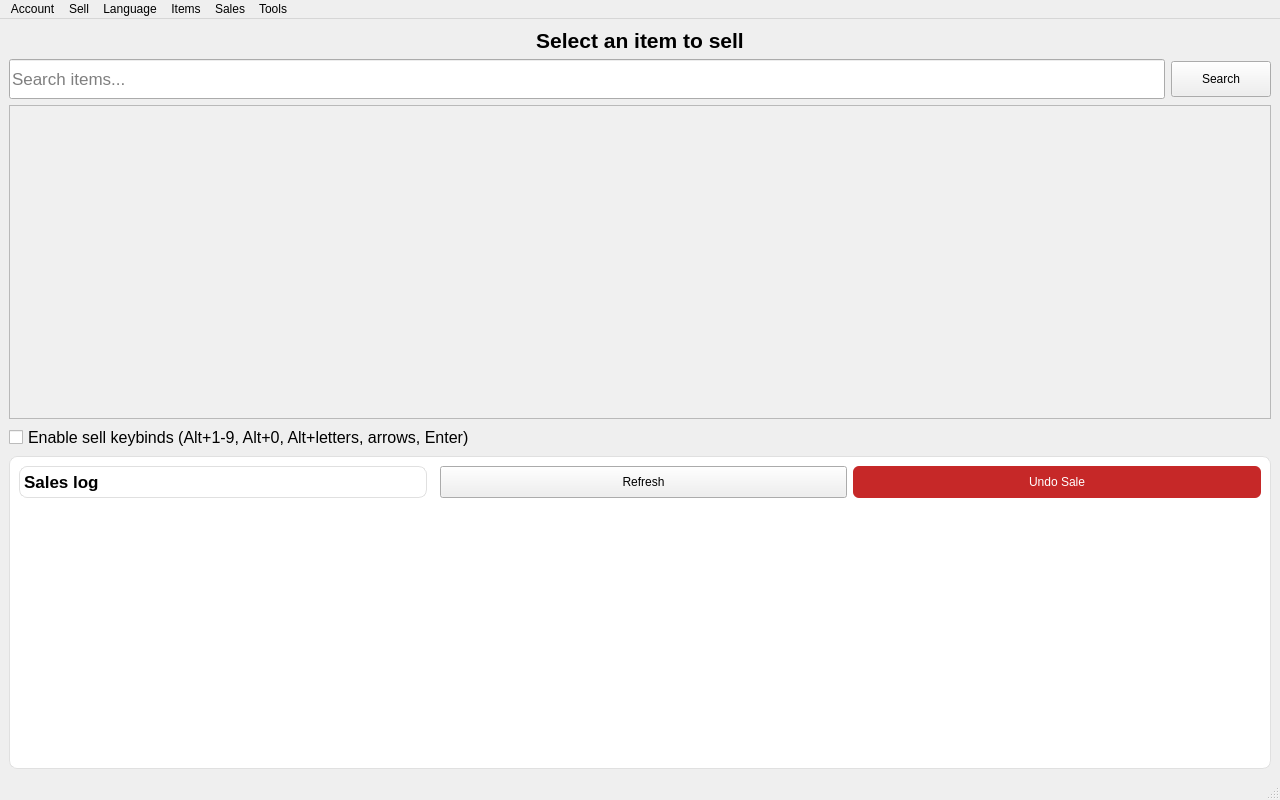
Qt form src/mainwindow.ui (C0m3b4ck/QMark) before a commit.
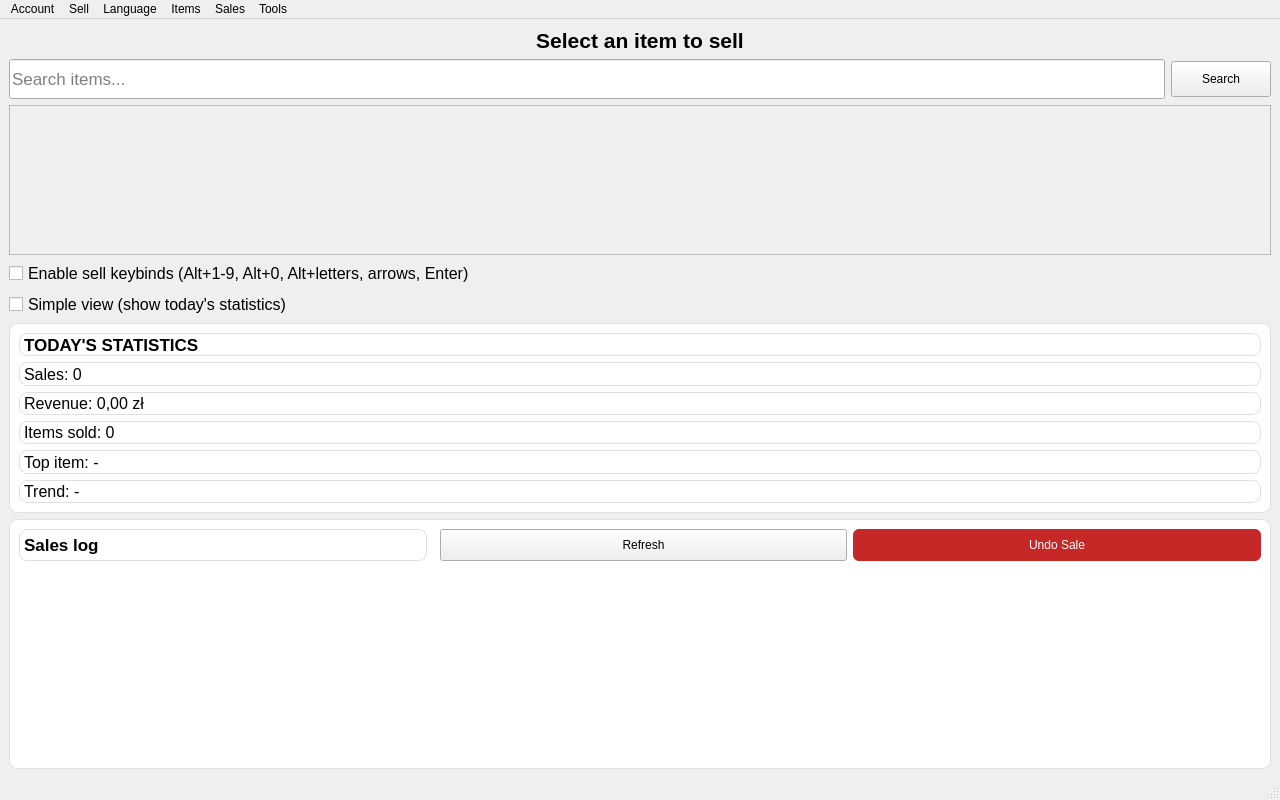
The same form after that commit. The open tabs and pages were chosen to show the change.

Commit message: Record operator identity, folder-based telemetry, localized reports, POS stats, stronger registration

What changed in the file:
```diff
--- a/src/mainwindow.ui
+++ b/src/mainwindow.ui
@@ -1402,6 +1402,110 @@
           </property>
          </widget>
         </item>
+        <item>
+         <widget class="QCheckBox" name="chkSimpleView_sell">
+          <property name="text">
+           <string>Simple view (show today's statistics)</string>
+          </property>
+          <property name="font">
+           <font>
+            <pointsize>12</pointsize>
+           </font>
+          </property>
+         </widget>
+        </item>
+        <item>
+         <widget class="QFrame" name="frameStats_sell">
+          <property name="minimumSize">
+           <size>
+            <width>0</width>
+            <height>190</height>
+           </size>
+          </property>
+          <property name="visible">
+           <bool>false</bool>
+          </property>
+          <property name="styleSheet">
+           <string notr="true">QFrame { background: white; border: 1px solid #e0e0e0; border-radius: 8px; }</string>
+          </property>
+          <layout class="QVBoxLayout" name="sellStatsLayout">
+           <item>
+            <widget class="QLabel" name="lblStatsTitle_sell">
+             <property name="text">
+              <string>TODAY'S STATISTICS</string>
+             </property>
+             <property name="font">
+              <font>
+               <pointsize>13</pointsize>
+               <weight>75</weight>
+               <bold>true</bold>
+              </font>
+             </property>
+            </widget>
+           </item>
+           <item>
+            <widget class="QLabel" name="lblStatSales_sell">
+             <property name="text">
+              <string>Sales: 0</string>
+             </property>
+             <property name="font">
+              <font>
+               <pointsize>12</pointsize>
+              </font>
+             </property>
+            </widget>
+           </item>
+           <item>
+            <widget class="QLabel" name="lblStatRevenue_sell">
+             <property name="text">
+              <string>Revenue: 0,00 zł</string>
+             </property>
+             <property name="font">
+              <font>
+               <pointsize>12</pointsize>
+              </font>
+             </property>
+            </widget>
+           </item>
+           <item>
+            <widget class="QLabel" name="lblStatItems_sell">
+             <property name="text">
+              <string>Items sold: 0</string>
+             </property>
+             <property name="font">
+              <font>
+               <pointsize>12</pointsize>
+              </font>
+             </property>
+            </widget>
+           </item>
+           <item>
+            <widget class="QLabel" name="lblStatTop_sell">
+             <property name="text">
+              <string>Top item: -</string>
+             </property>
+             <property name="font">
+              <font>
+               <pointsize>12</pointsize>
+              </font>
+             </property>
+            </widget>
+           </item>
+           <item>
+            <widget class="QLabel" name="lblStatTrend_sell">
+             <property name="text">
+              <string>Trend: -</string>
+             </property>
+             <property name="font">
+              <font>
+               <pointsize>12</pointsize>
+              </font>
+             </property>
+            </widget>
+           </item>
+          </layout>
+         </widget>
+        </item>
         <item>
          <widget class="QFrame" name="frameSalesLog_sell">
           <property name="minimumSize">
```
Left out of the diff: 36 changed lines with no effect on the pictures. The commit also changes 15 other files.
